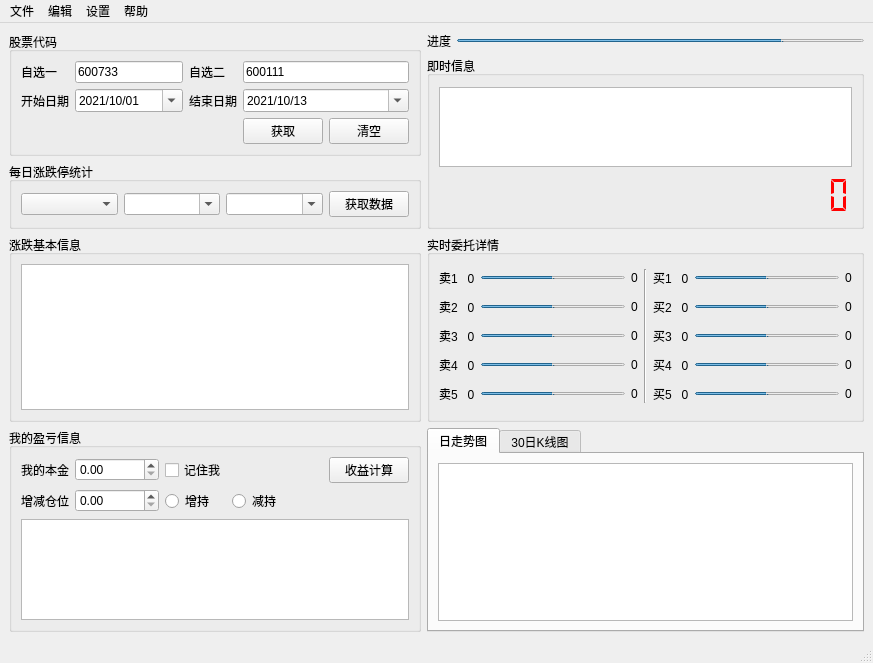
This is StockUI.ui in yangjiameng/Stock_Monitoring as Qt 5 draws it before an edit. The edited form follows.
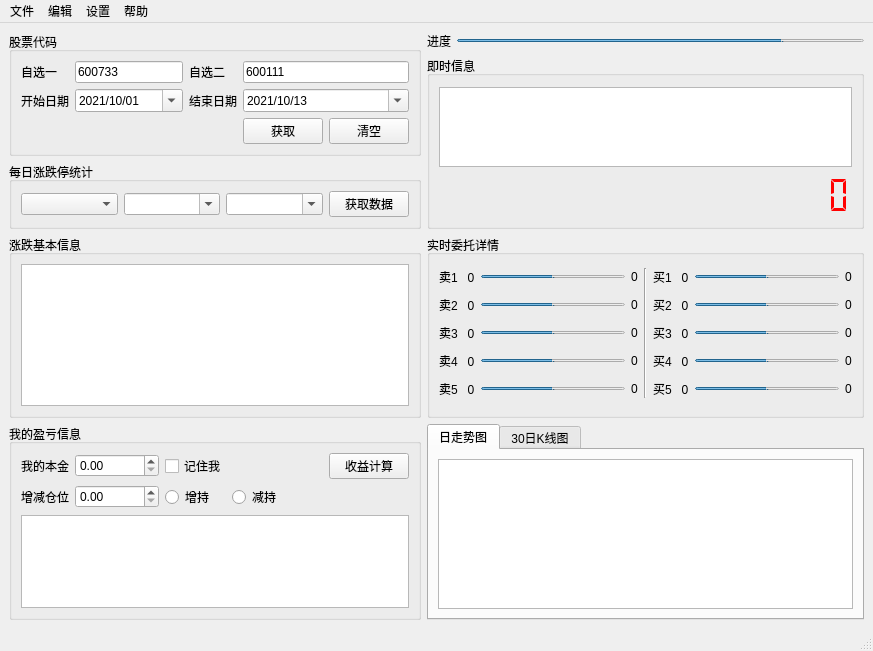
This is the edited form. Custom widgets are drawn as their Qt base class.

What changed in the file:
```diff
--- a/StockUI.ui
+++ b/StockUI.ui
@@ -7,7 +7,7 @@
     <x>0</x>
     <y>0</y>
     <width>873</width>
-    <height>663</height>
+    <height>651</height>
    </rect>
   </property>
   <property name="windowTitle">
@@ -480,6 +480,13 @@
        </item>
        <item row="1" column="3" rowspan="5">
         <widget class="Line" name="line">
+         <property name="font">
+          <font>
+           <pointsize>18</pointsize>
+           <weight>75</weight>
+           <bold>true</bold>
+          </font>
+         </property>
          <property name="orientation">
           <enum>Qt::Vertical</enum>
          </property>
```
Left out of the diff: 58 changed lines with no effect on the pictures.
